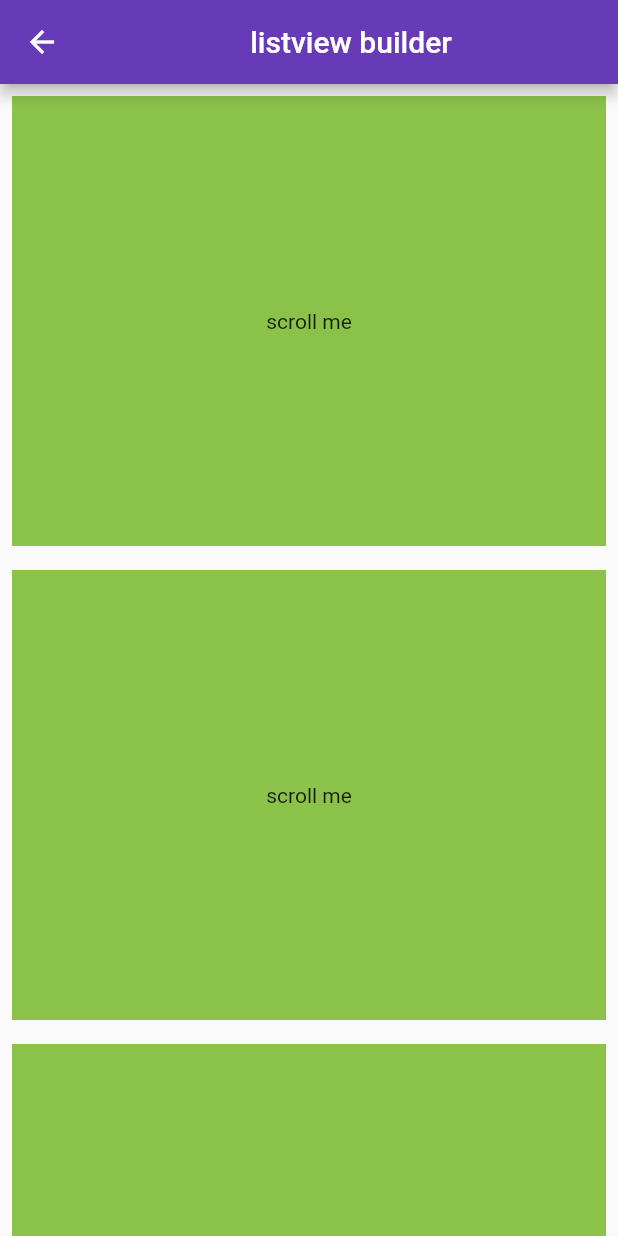
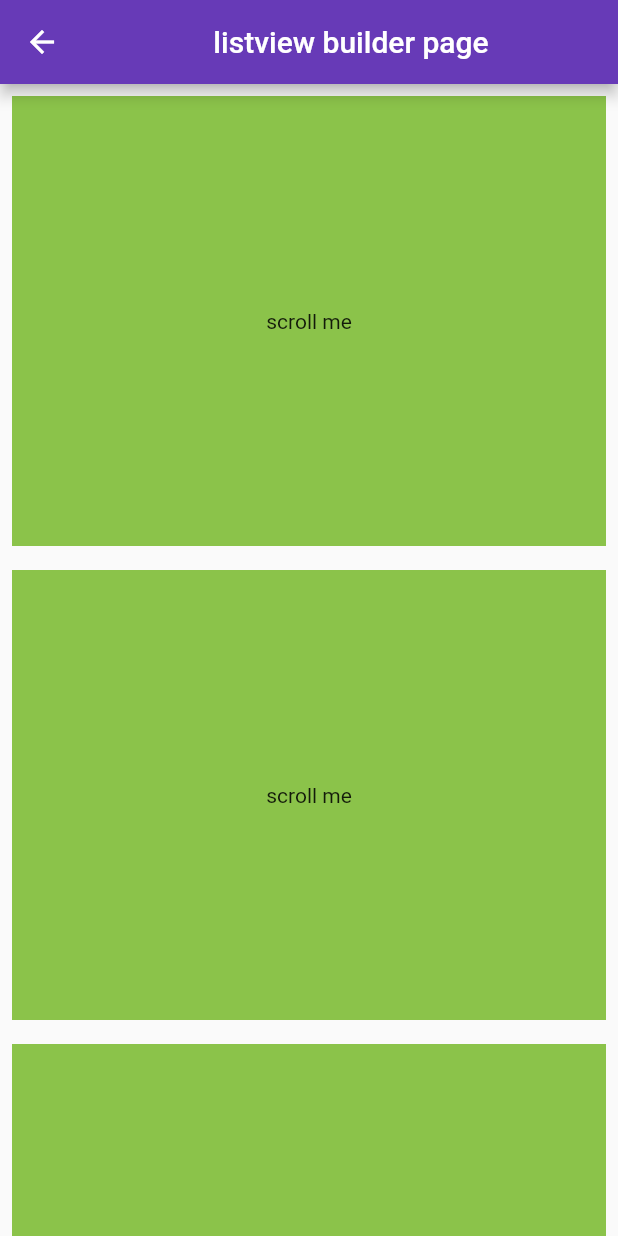
Before and after one commit to 1developersanju/vivekanand_repo, a Flutter app: the ListPage screen opened directly, on a phone screen of 412 x 824 dp. Run offline on Flutter 3.47's test engine with Material 2 defaults, Android fonts, the phone set to English and light mode, and no system bars.

Commit message:
title changed

```diff
--- a/lib/listPage.dart
+++ b/lib/listPage.dart
@@ -9,15 +9,15 @@ class ListPage extends StatelessWidget {
     return Scaffold(
       appBar: AppBar(
         backgroundColor: Colors.deepPurple,
-        title: Center(child: Text('listview builder')),
+        title: Center(child: Text('listview builder page')),
       ),
       body: ListView(
-        children: const[
+        children: const [
           Listbuild(),
-           Listbuild(),
-            Listbuild(),
-             Listbuild(),
-              Listbuild(),
+          Listbuild(),
+          Listbuild(),
+          Listbuild(),
+          Listbuild(),
         ],
       ),
     );
```
